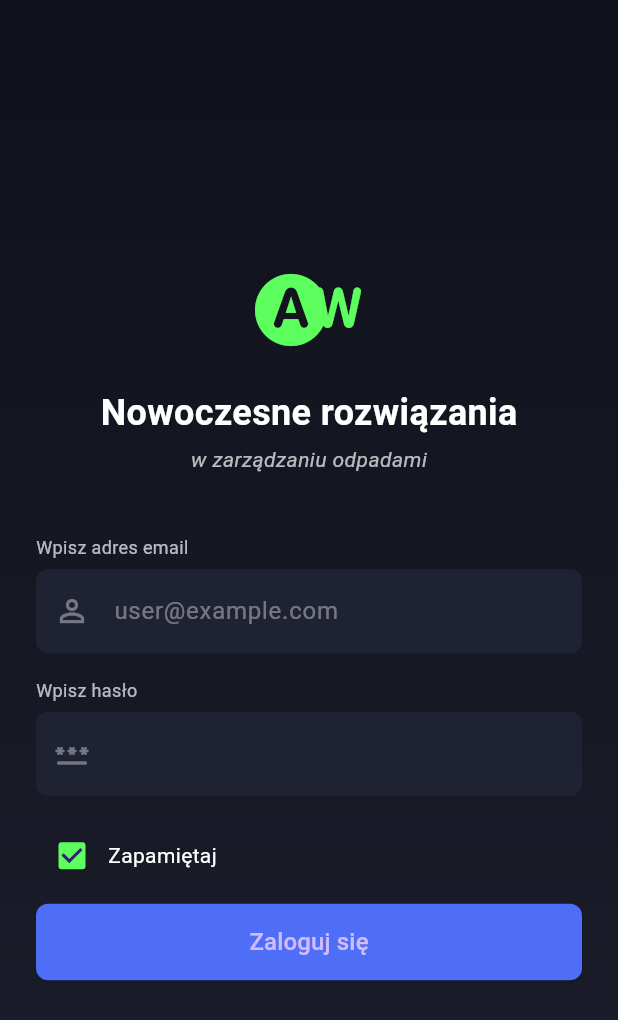
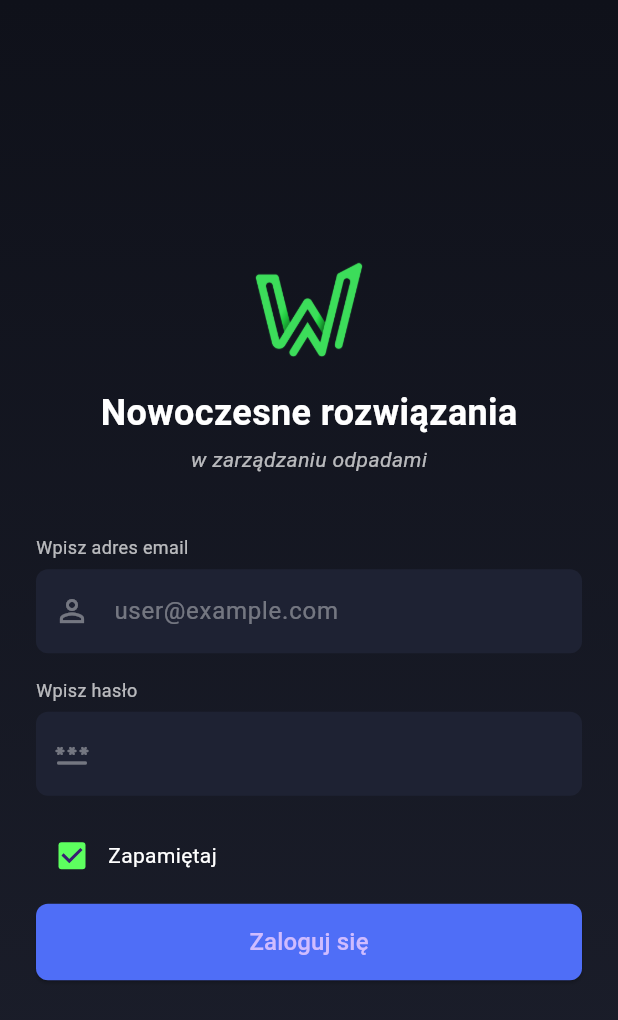
Before and after one commit to karlos1998/waste-wise-app, a Flutter app: the screen it shows after launch, on a phone screen of 412 x 824 dp. Shown: the top 1020 px of the screen. Run offline on Flutter 3.47's test engine with Material 3 defaults, Android fonts, the phone set to English and light mode, and no system bars; our stand-ins replace dio, flutter_dotenv, shared_preferences.

Commit message:
Replace icons with custom logo and update assets configuration
Replaced default icons with a custom 'wasteWise' logo on the Home and Login screens for better branding. Updated the `pubspec.yaml` file to include the new logo asset. Added the corresponding image file to the assets directory.

```diff
--- a/lib/screens/login_screen.dart
+++ b/lib/screens/login_screen.dart
@@ -34,7 +34,11 @@
             child: Column(
               mainAxisAlignment: MainAxisAlignment.center,
               children: [
-                const Icon(Icons.wb_auto_rounded, color: Color(0xFF5DFF5F), size: 72),
+                Image.asset(
+                  'assets/images/wasteWise.png',
+                  width: 72,
+                  height: 72,
+                ),
                 const SizedBox(height: 16),
                 const Text(
                   "Nowoczesne rozwiązania",
--- a/pubspec.yaml
+++ b/pubspec.yaml
@@ -65,6 +65,7 @@
   # To add assets to your application, add an assets section, like this:
   assets:
     - .env
+    - assets/images/wasteWise.png
 
   # An image asset can refer to one or more resolution-specific "variants", see
   # https://flutter.dev/to/resolution-aware-images
```
Also changed, not shown: lib/screens/home_screen.dart (+8 -4 lines), assets/images/wasteWise.png (added).
